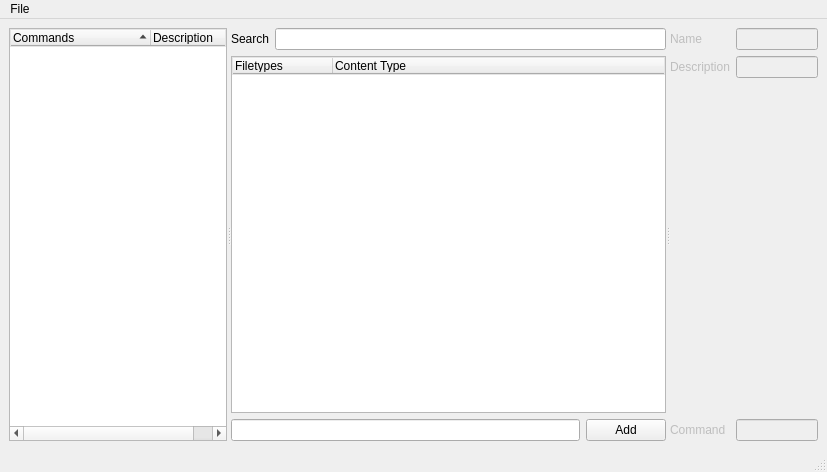
The window that app.ui (VodBox/pyWinContext) describes before a commit, drawn with Qt 5.
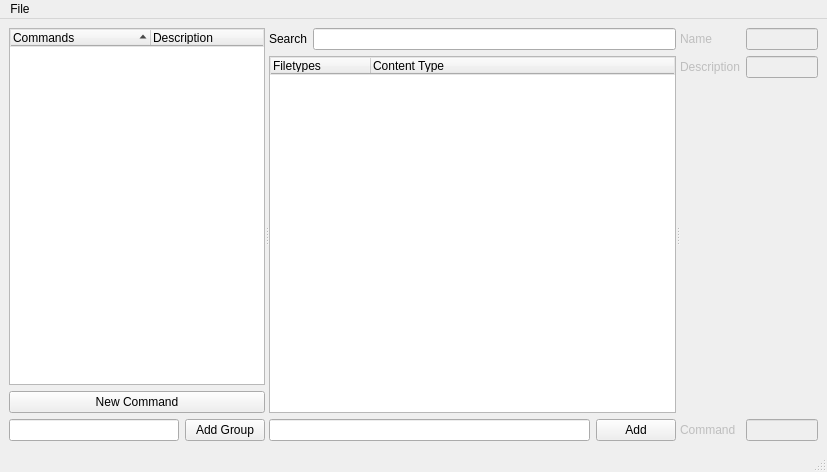
The same window after the commit. Icons and pictures are not drawn.

Commit message: Add Various UI Tweaks and Test Data

The edit to the form file:
```diff
--- a/app.ui
+++ b/app.ui
@@ -26,12 +26,17 @@
    <property name="autoFillBackground">
     <bool>true</bool>
    </property>
-   <layout class="QGridLayout" name="gridLayout_3">
+   <layout class="QGridLayout" name="gridLayout_4">
     <item row="0" column="0">
      <widget class="QSplitter" name="splitter">
       <property name="orientation">
        <enum>Qt::Horizontal</enum>
       </property>
+      <widget class="QWidget" name="widget_3" native="true">
+       <layout class="QGridLayout" name="gridLayout_3">
+        <item row="0" column="0">
+         <layout class="QVBoxLayout" name="verticalLayout_3">
+          <item>
       <widget class="QTreeWidget" name="treeWidget">
        <property name="sizePolicy">
         <sizepolicy hsizetype="Expanding" vsizetype="Expanding">
@@ -112,6 +117,36 @@
         </property>
        </column>
       </widget>
+          </item>
+          <item>
+           <layout class="QVBoxLayout" name="verticalLayout_2">
+            <item>
+             <widget class="QPushButton" name="pushButton_3">
+              <property name="text">
+               <string>New Command</string>
+              </property>
+             </widget>
+            </item>
+            <item>
+             <layout class="QHBoxLayout" name="horizontalLayout_4">
+              <item>
+               <widget class="QLineEdit" name="lineEdit_6"/>
+              </item>
+              <item>
+               <widget class="QPushButton" name="pushButton_2">
+                <property name="text">
+                 <string>Add Group</string>
+                </property>
+               </widget>
+              </item>
+             </layout>
+            </item>
+           </layout>
+          </item>
+         </layout>
+        </item>
+       </layout>
+      </widget>
       <widget class="QWidget" name="widget_2" native="true">
        <property name="sizePolicy">
         <sizepolicy hsizetype="Preferred" vsizetype="Preferred">
```
Left out of the diff: 36 changed lines with no effect on the pictures. Lines whose indentation alone changed are shown as unchanged. The commit also changes 7 other files.
